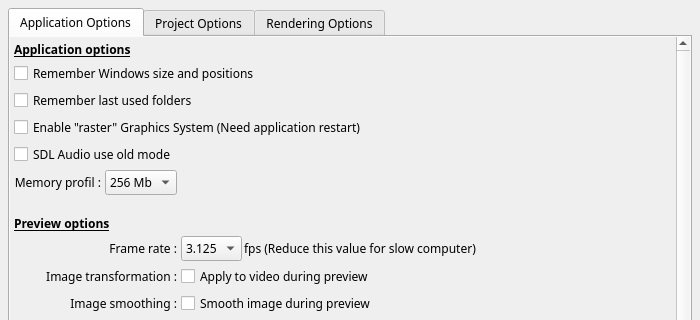
This is src/ffDiaporama/DlgAppSettings/DlgApplicationSettings.ui in boenki/ffdiaporama as Qt 5 draws it before an edit; both pictures show x 0 to 700 and y 0 to 320 of the 700 by 500 pixel window. The edited form follows.
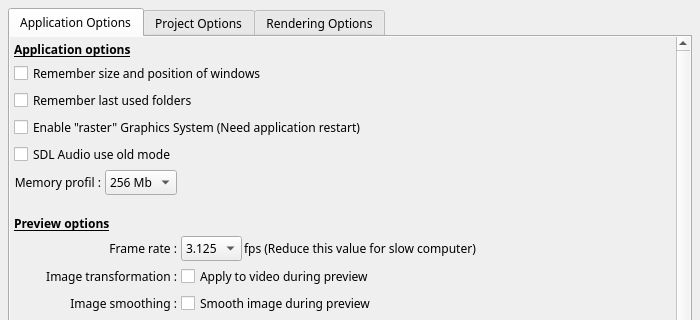
This is the edited form. The open tabs and pages were chosen to show the change. Icons and pictures are not drawn.

Commit message: French version / Correction de bug : -Corrige le bug de mauvaise prise en compte du redimensionnement de la fenêtre du navigateur de fichier (certaines vignettes ne sont plus sélectionnable après redimensionnement) -Correction de plus de 70 phrases anglaises incorrectes dans l'interface (orthographe ou grammaire) - Merci à J.G. Visser pour son aide -Corrige les problèmes d'accent sous Windows pour les répertoires favoris et les répertoires sauvegardés (dernier utilisé pour le navigateur, la génération, etc...)

The edit to the form file:
```diff
--- a/src/ffDiaporama/DlgAppSettings/DlgApplicationSettings.ui
+++ b/src/ffDiaporama/DlgAppSettings/DlgApplicationSettings.ui
@@ -72,8 +72,8 @@
           <property name="geometry">
            <rect>
             <x>0</x>
-            <y>-61</y>
-            <width>664</width>
+            <y>0</y>
+            <width>518</width>
             <height>476</height>
            </rect>
           </property>
@@ -90,7 +90,7 @@
               <string>If this box is checked, the sizes and the positions of all the windows and dialogue box of ffDiaporama will be saved to be reused the next time which you will use ffDiaporama.</string>
              </property>
              <property name="text">
-              <string>Remember Windows size and positions</string>
+              <string>Remember size and position of windows</string>
              </property>
             </widget>
            </item>
```
Left out of the diff: 75 changed lines with no effect on the pictures. The commit also changes 53 other files.
